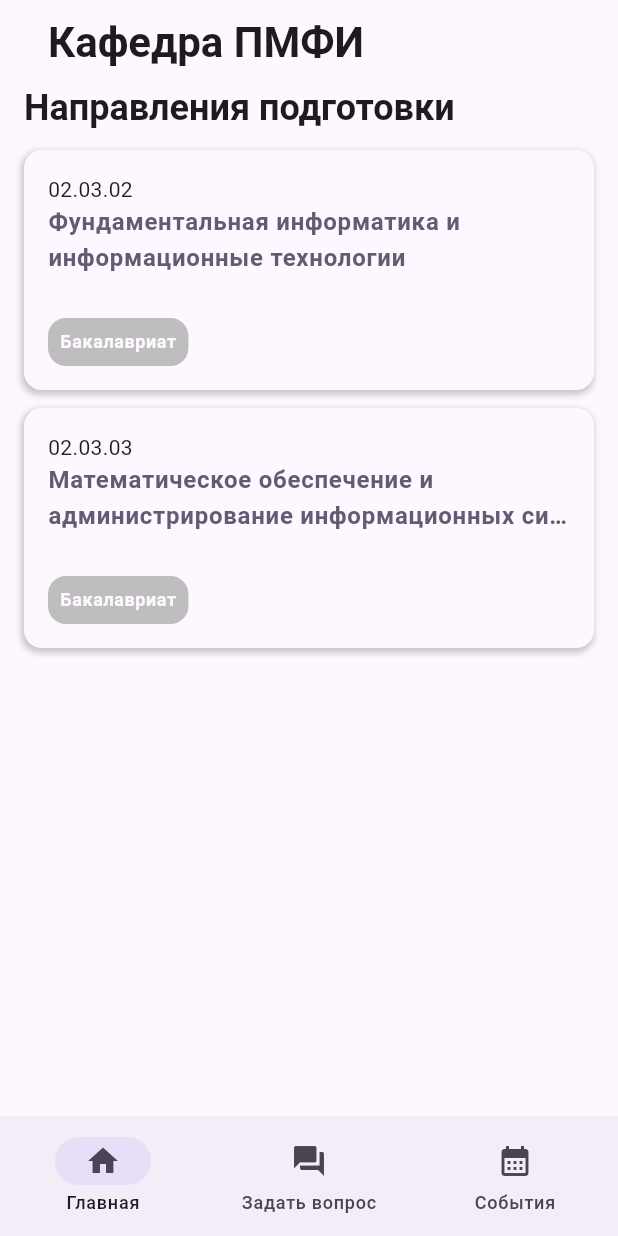
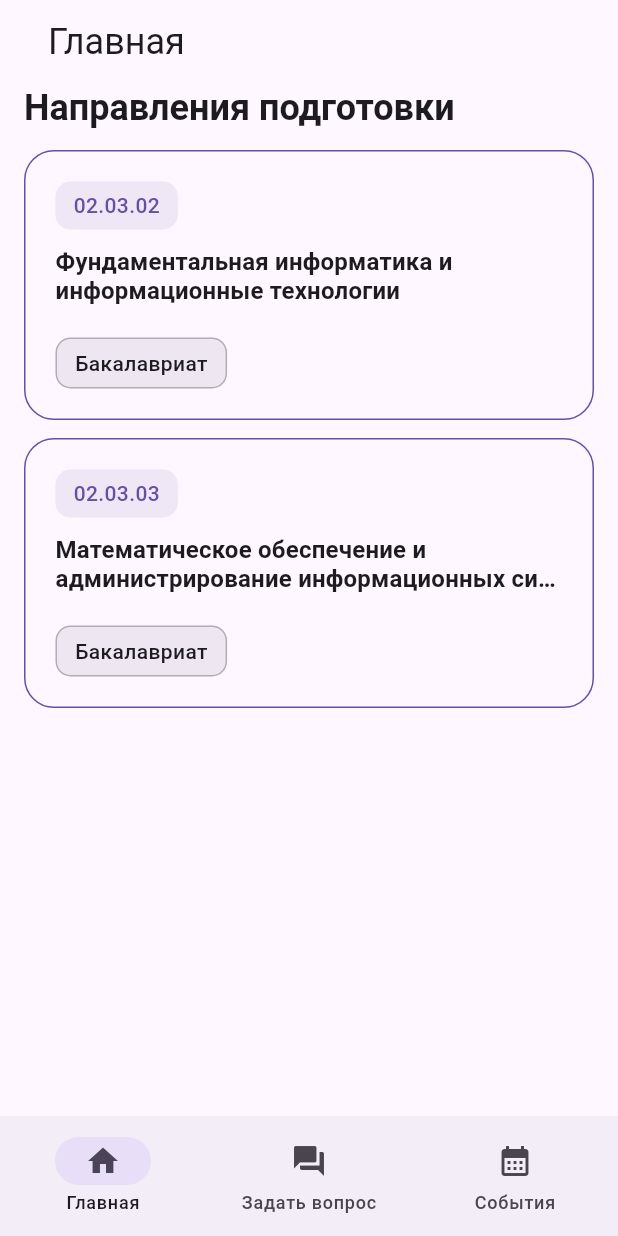
Before and after one commit to bushuevmaxim/entrant-app, a Flutter app: the screen it shows after launch, on a phone screen of 412 x 824 dp. Run offline on Flutter 3.47's test engine with Material 3 defaults, Android fonts, the phone set to English and light mode, and no system bars; our stand-ins replace bloc, flutter_bloc, freezed_annotation, go_router, isar; accounts and stored records are empty; generated files the repository leaves out were written again.

Commit message:
Change ui of HomePage

```diff
--- a/lib/src/features/home/presentation/home_page.dart
+++ b/lib/src/features/home/presentation/home_page.dart
@@ -36,11 +36,8 @@ class HomePageView extends StatelessWidget {
           slivers: [
             SliverAppBar(
               title: Text(
-                'Кафедра ПМФИ',
-                style: Theme.of(context)
-                    .textTheme
-                    .headlineMedium!
-                    .copyWith(fontWeight: FontWeight.bold),
+                'Главная',
+                style: Theme.of(context).textTheme.headlineSmall!,
               ),
             ),
             const SliverToBoxAdapter(
--- a/lib/src/features/home/presentation/widgets/programm_card.dart
+++ b/lib/src/features/home/presentation/widgets/programm_card.dart
@@ -4,7 +4,6 @@ import '../../domain/entities/programm.dart';
 
 class ProgrammCard extends StatelessWidget {
   final VoidCallback? onTap;
-
   final Programm programm;
 
   const ProgrammCard({
@@ -15,50 +14,64 @@ class ProgrammCard extends StatelessWidget {
 
   @override
   Widget build(BuildContext context) {
-    return SizedBox(
-      height: 160,
+    return ConstrainedBox(
+      constraints: BoxConstraints.tight(const Size.fromHeight(180)),
       child: InkWell(
         borderRadius: const BorderRadius.all(
-          Radius.circular(
-            12.0,
-          ),
+          Radius.circular(20.0),
         ),
         onTap: onTap,
         child: Ink(
           decoration: BoxDecoration(
-            color: Theme.of(context).cardColor,
+            color: Theme.of(context).colorScheme.surface,
             borderRadius: const BorderRadius.all(
-              Radius.circular(
-                12.0,
-              ),
+              Radius.circular(20.0),
             ),
-            boxShadow: [
-              BoxShadow(
-                color: Colors.black.withOpacity(0.2),
-                spreadRadius: 1,
-                blurRadius: 3,
-                offset: const Offset(-1, 2),
-              ),
-            ],
+            border: Border.all(
+              color: Theme.of(context).colorScheme.primary,
+              width: 1,
+            ),
           ),
           child: Stack(
             children: [
               PositionedDirectional(
-                start: 16.0,
-                top: 16.0,
-                end: 16.0,
+                start: 20.0,
+                top: 20.0,
+                end: 20.0,
                 child: Column(
                   crossAxisAlignment: CrossAxisAlignment.start,
                   children: [
-                    Text(
-                      programm.code,
-                      style: Theme.of(context).textTheme.bodyMedium,
+                    DecoratedBox(
+                      decoration: BoxDecoration(
+                        color: Theme.of(context)
+                            .colorScheme
+                            .primary
+                            .withOpacity(0.1),
+                        borderRadius: BorderRadius.circular(10),
+                      ),
+                      child: Padding(
+                        padding: const EdgeInsets.symmetric(
+                          horizontal: 12,
+                          vertical: 6,
+                        ),
+                        child: Text(
+                          programm.code,
+                          style: Theme.of(context)
+                              .textTheme
+                              .bodyMedium!
+                              .copyWith(
+                                color: Theme.of(context).colorScheme.primary,
+                                fontWeight: FontWeight.w500,
+                              ),
+                        ),
+                      ),
                     ),
+                    const SizedBox(height: 12),
                     Text(
                       programm.name,
-                      style: Theme.of(context).textTheme.bodyLarge!.copyWith(
-                            fontWeight: FontWeight.bold,
-                            color: Theme.of(context).colorScheme.secondary,
+                      style: Theme.of(context).textTheme.titleMedium!.copyWith(
+                            fontWeight: FontWeight.w600,
+                            height: 1.2,
                           ),
                       maxLines: 2,
                       overflow: TextOverflow.ellipsis,
@@ -67,24 +80,30 @@ class ProgrammCard extends StatelessWidget {
                 ),
               ),
               PositionedDirectional(
-                start: 16.0,
-                bottom: 16.0,
+                start: 20.0,
+                bottom: 20.0,
                 child: Ink(
-                  decoration: const BoxDecoration(
-                    borderRadius: BorderRadius.all(
-                      Radius.circular(
-                        12.0,
-                      ),
+                  decoration: BoxDecoration(
+                    color: Theme.of(context)
+                        .colorScheme
+                        .secondary
+                        .withOpacity(0.1),
+                    borderRadius: BorderRadius.circular(10),
+                    border: Border.all(
+                      color: Theme.of(context)
+                          .colorScheme
+                          .outline
+                          .withOpacity(0.5),
                     ),
-                    color: Color.fromARGB(255, 190, 190, 190),
                   ),
                   child: Padding(
-                    padding: const EdgeInsetsDirectional.all(8.0),
+                    padding:
+                        const EdgeInsets.symmetric(horizontal: 12, vertical: 6),
                     child: Text(
                       programm.educationLevel,
-                      style: Theme.of(context).textTheme.bodySmall!.copyWith(
-                            fontWeight: FontWeight.bold,
-                            color: Theme.of(context).cardColor,
+                      style: Theme.of(context).textTheme.bodyMedium!.copyWith(
+                            fontWeight: FontWeight.w500,
+                            color: Theme.of(context).colorScheme.onSurface,
                           ),
                     ),
                   ),
```
